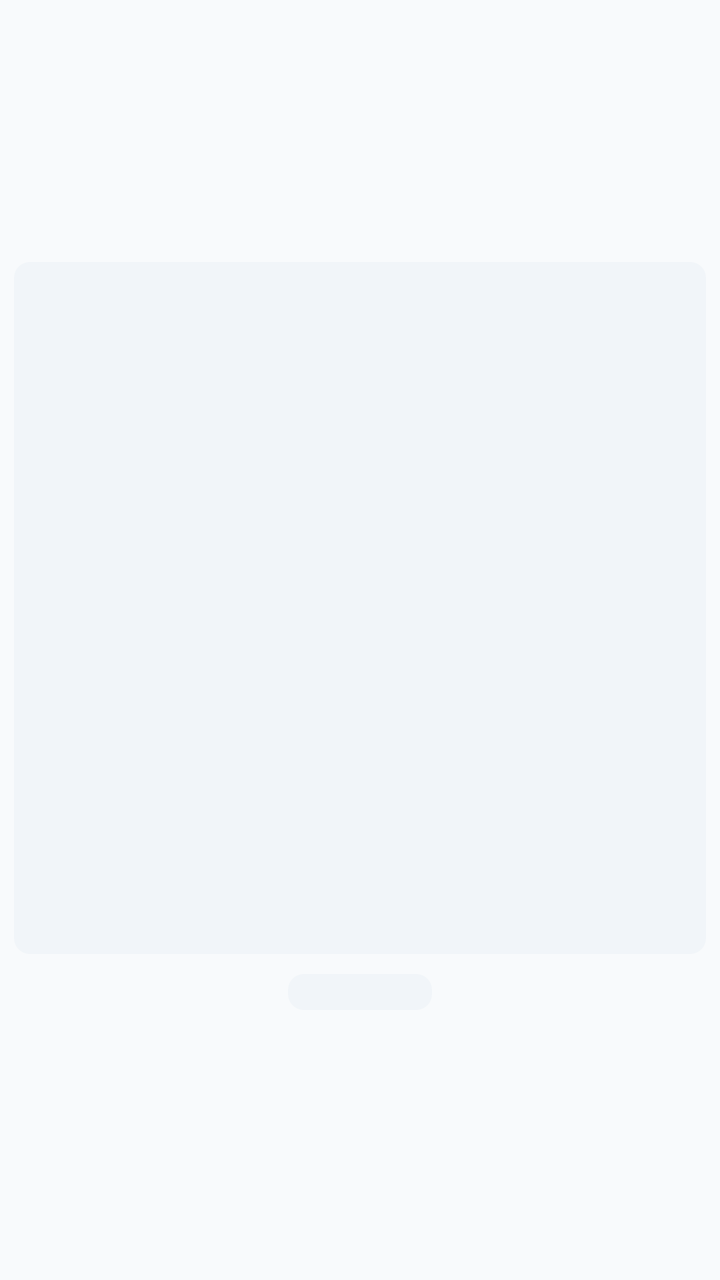
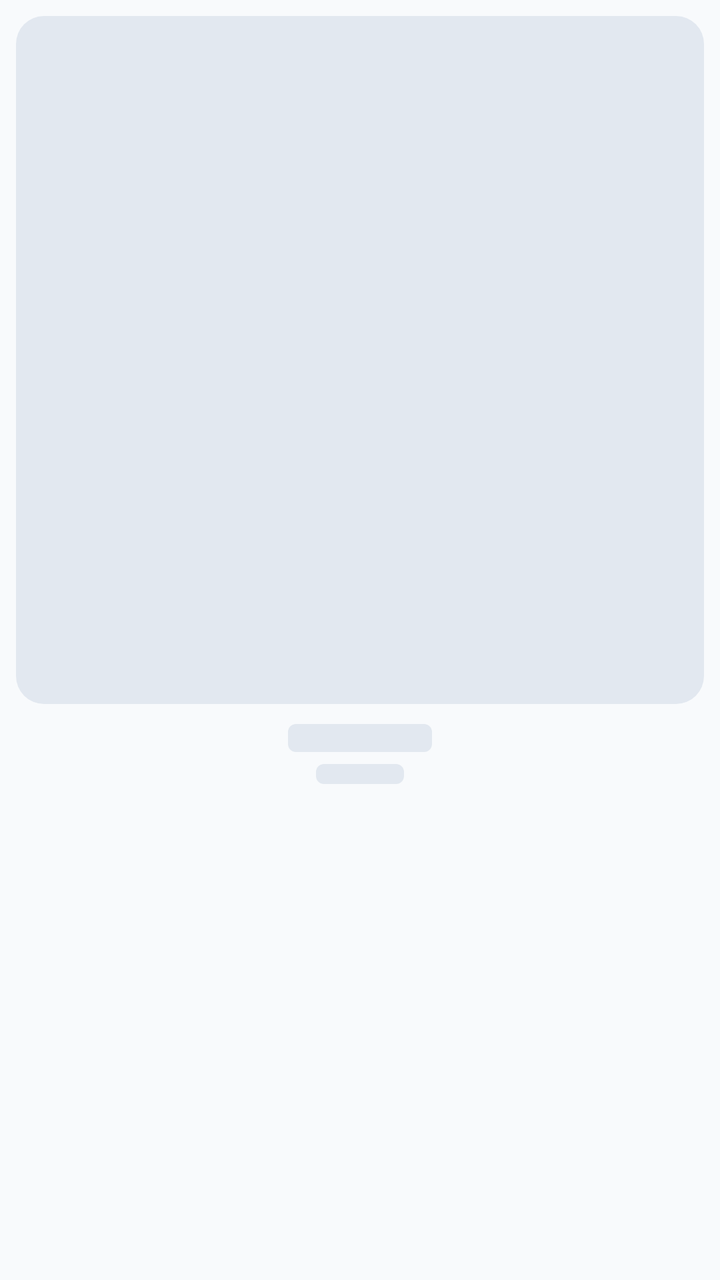

Compare the two renders of this Android layout. The source of the first and the diff that turns it into the second are given below.
<!-- AndroidManifest.xml: application theme AppTheme -->
<!-- res/layout/shimmer_category_single_item.xml -->
<?xml version="1.0" encoding="utf-8"?>
<LinearLayout xmlns:android="http://schemas.android.com/apk/res/android"
    xmlns:app="http://schemas.android.com/apk/res-auto"
    android:layout_width="match_parent"
    android:layout_height="wrap_content"
    android:gravity="center"
    android:orientation="vertical"
    android:padding="7dp">

    <androidx.constraintlayout.widget.ConstraintLayout
        android:layout_width="match_parent"
        android:layout_height="wrap_content">

        <View
            android:layout_width="0dp"
            android:layout_height="0dp"
            android:background="@drawable/bg_shimmer"
            app:layout_constraintDimensionRatio="H,1:1"
            app:layout_constraintLeft_toLeftOf="parent"
            app:layout_constraintRight_toRightOf="parent"
            app:layout_constraintTop_toTopOf="parent" />

    </androidx.constraintlayout.widget.ConstraintLayout>

    <View
        android:layout_width="72dp"
        android:layout_height="18dp"
        android:layout_marginTop="10dp"
        android:layout_marginBottom="4dp"
        android:background="@drawable/bg_shimmer" />

</LinearLayout>
<!-- resources referenced by this layout -->
<resources>
  <!-- drawable bg_shimmer (drawable) -->
  <?xml version="1.0" encoding="utf-8"?>
  <shape xmlns:android="http://schemas.android.com/apk/res/android">
      <solid android:color="@color/color_grey_soft" />
      <corners android:radius="8dp" />
  </shape>
  <style name="AppTheme" parent="BaseTheme" />
  <color name="color_grey_soft">#F1F5F9</color>
  <color name="color_light_primary">#635BFF</color>
  <color name="color_light_status_bar">#635BFF</color>
  <color name="color_light_accent">#06B6D4</color>
  <color name="color_light_background">#F8FAFC</color>
  <style name="MyBottomNavigationView.Light" parent="Widget.Material3.BottomNavigationView">
          <item name="itemTextAppearanceActive">@style/BottomNavigationView.TextAppearance.Active</item>
          <item name="itemTextAppearanceInactive">@style/BottomNavigationView.TextAppearance.Active</item>
          <item name="backgroundTint">@null</item>
          <item name="itemActiveIndicatorStyle">@style/BottomNavigationView.Light.ActiveIndicator</item>
          <item name="itemPaddingTop">12dp</item>
          <item name="itemPaddingBottom">16dp</item>
          <item name="android:minHeight">80dp</item>
      </style>
  <style name="Material3AlertDialogDefault" parent="ThemeOverlay.Material3.MaterialAlertDialog">
          <item name="colorPrimary">@color/color_light_accent</item>
          <item name="backgroundTint">@color/color_light_background</item>
          <item name="colorSurface">@color/color_light_background</item>
          <item name="materialAlertDialogBodyTextStyle">@style/MaterialAlertDialog.App.Content.Text</item>
          <item name="buttonBarPositiveButtonStyle">@style/Widget.App.Button.Default</item>
          <item name="buttonBarNegativeButtonStyle">@style/Widget.App.Button.Default</item>
      </style>
  <style name="BottomNavigationView.TextAppearance.Active" parent="TextAppearance.MaterialComponents.Caption">
          <item name="android:textSize">15sp</item>
          <item name="android:textStyle">bold</item>
          <item name="fontFamily">@font/custom_font</item>
      </style>
  <style name="BottomNavigationView.Light.ActiveIndicator" parent="">
          <item name="android:width">64dp</item>
          <item name="android:height">32dp</item>
          <item name="marginHorizontal">4dp</item>
          <item name="shapeAppearance">@style/ShapeAppearance.Material3.Corner.Full</item>
          <item name="android:color">@color/color_light_active_indicator</item>
      </style>
  <style name="MaterialAlertDialog.App.Content.Text" parent="MaterialAlertDialog.Material3.Body.Text">
          <item name="android:textAppearance">?attr/textAppearanceBodyLarge</item>
      </style>
  <style name="Widget.App.Button.Default" parent="Widget.Material3.Button.TextButton.Dialog">
          <item name="android:textColor">@color/color_light_primary</item>
          <item name="android:textStyle">bold</item>
          <item name="android:textSize">@dimen/title_size_medium</item>
      </style>
  <color name="color_light_active_indicator">#EEF2FF</color>
  <dimen name="title_size_medium">16sp</dimen>
  <!-- unchanged entries left out for length: 1 -->
</resources>

<!-- the commit's change to res/layout/shimmer_category_single_item.xml (unified diff, before → after) -->
@@ -3,9 +3,9 @@
     xmlns:app="http://schemas.android.com/apk/res-auto"
     android:layout_width="match_parent"
     android:layout_height="wrap_content"
-    android:gravity="center"
+    android:gravity="center_horizontal"
     android:orientation="vertical"
-    android:padding="7dp">
+    android:padding="@dimen/spacing_small">
 
     <androidx.constraintlayout.widget.ConstraintLayout
         android:layout_width="match_parent"
@@ -14,7 +14,7 @@
         <View
             android:layout_width="0dp"
             android:layout_height="0dp"
-            android:background="@drawable/bg_shimmer"
+            android:background="@drawable/bg_shimmer_rounded"
             app:layout_constraintDimensionRatio="H,1:1"
             app:layout_constraintLeft_toLeftOf="parent"
             app:layout_constraintRight_toRightOf="parent"
@@ -24,9 +24,15 @@
 
     <View
         android:layout_width="72dp"
-        android:layout_height="18dp"
+        android:layout_height="14dp"
         android:layout_marginTop="10dp"
+        android:background="@drawable/bg_shimmer_text" />
+
+    <View
+        android:layout_width="44dp"
+        android:layout_height="10dp"
+        android:layout_marginTop="6dp"
         android:layout_marginBottom="4dp"
-        android:background="@drawable/bg_shimmer" />
+        android:background="@drawable/bg_shimmer_text" />
 
 </LinearLayout>
<!-- resource entries referenced after the edit -->
@@ -1,25 +1,35 @@
 <!-- resources referenced by this layout -->
 <resources>
-  <!-- drawable bg_shimmer (drawable) -->
+  <dimen name="spacing_small">8dp</dimen>
+  <!-- drawable bg_shimmer_rounded (drawable) -->
   <?xml version="1.0" encoding="utf-8"?>
   <shape xmlns:android="http://schemas.android.com/apk/res/android">
-      <solid android:color="@color/color_grey_soft" />
-      <corners android:radius="8dp" />
+      <solid android:color="@color/color_shimmer" />
+      <corners android:radius="@dimen/card_corner_radius" />
+  </shape>
+  <!-- drawable bg_shimmer_text (drawable) -->
+  <?xml version="1.0" encoding="utf-8"?>
+  <shape xmlns:android="http://schemas.android.com/apk/res/android">
+      <solid android:color="@color/color_shimmer" />
+      <corners android:radius="4dp" />
   </shape>
   <style name="AppTheme" parent="BaseTheme" />
-  <color name="color_grey_soft">#F1F5F9</color>
-  <color name="color_light_primary">#635BFF</color>
-  <color name="color_light_status_bar">#635BFF</color>
-  <color name="color_light_accent">#06B6D4</color>
+  <color name="color_shimmer">#E2E8F0</color>
+  <dimen name="card_corner_radius">14dp</dimen>
+  <color name="color_light_primary">#007AFF</color>
+  <color name="color_light_status_bar">#F8FAFC</color>
+  <color name="color_light_accent">#00C7BE</color>
   <color name="color_light_background">#F8FAFC</color>
   <style name="MyBottomNavigationView.Light" parent="Widget.Material3.BottomNavigationView">
           <item name="itemTextAppearanceActive">@style/BottomNavigationView.TextAppearance.Active</item>
           <item name="itemTextAppearanceInactive">@style/BottomNavigationView.TextAppearance.Active</item>
           <item name="backgroundTint">@null</item>
+          <item name="itemIconTint">@color/nav_item_icon_tint</item>
+          <item name="itemTextColor">@color/nav_item_text_tint</item>
           <item name="itemActiveIndicatorStyle">@style/BottomNavigationView.Light.ActiveIndicator</item>
-          <item name="itemPaddingTop">12dp</item>
-          <item name="itemPaddingBottom">16dp</item>
-          <item name="android:minHeight">80dp</item>
+          <item name="itemPaddingTop">8dp</item>
+          <item name="itemPaddingBottom">8dp</item>
+          <item name="android:minHeight">58dp</item>
       </style>
   <style name="Material3AlertDialogDefault" parent="ThemeOverlay.Material3.MaterialAlertDialog">
           <item name="colorPrimary">@color/color_light_accent</item>
@@ -35,11 +45,11 @@
           <item name="fontFamily">@font/custom_font</item>
       </style>
   <style name="BottomNavigationView.Light.ActiveIndicator" parent="">
-          <item name="android:width">64dp</item>
-          <item name="android:height">32dp</item>
+          <item name="android:width">44dp</item>
+          <item name="android:height">44dp</item>
           <item name="marginHorizontal">4dp</item>
           <item name="shapeAppearance">@style/ShapeAppearance.Material3.Corner.Full</item>
-          <item name="android:color">@color/color_light_active_indicator</item>
+          <item name="android:color">#007AFF</item>
       </style>
   <style name="MaterialAlertDialog.App.Content.Text" parent="MaterialAlertDialog.Material3.Body.Text">
           <item name="android:textAppearance">?attr/textAppearanceBodyLarge</item>
@@ -49,8 +59,7 @@
           <item name="android:textStyle">bold</item>
           <item name="android:textSize">@dimen/title_size_medium</item>
       </style>
-  <color name="color_light_active_indicator">#EEF2FF</color>
-  <dimen name="title_size_medium">16sp</dimen>
+  <dimen name="title_size_medium">15sp</dimen>
   <!-- unchanged entries left out for length: 1 -->
 </resources>
 
